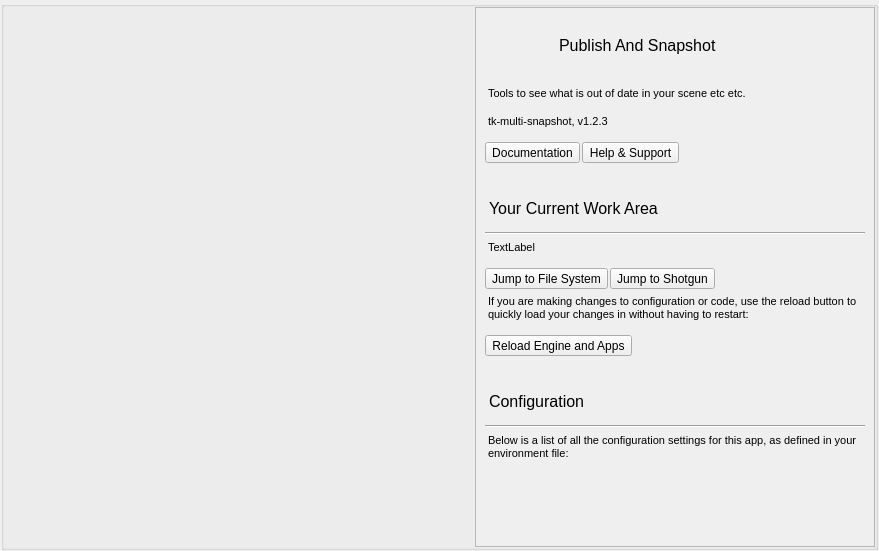
The window that python/tank/platform/qt/tank_dialog.ui (shotgunsoftware/tk-core) describes before a commit, drawn with Qt 5.
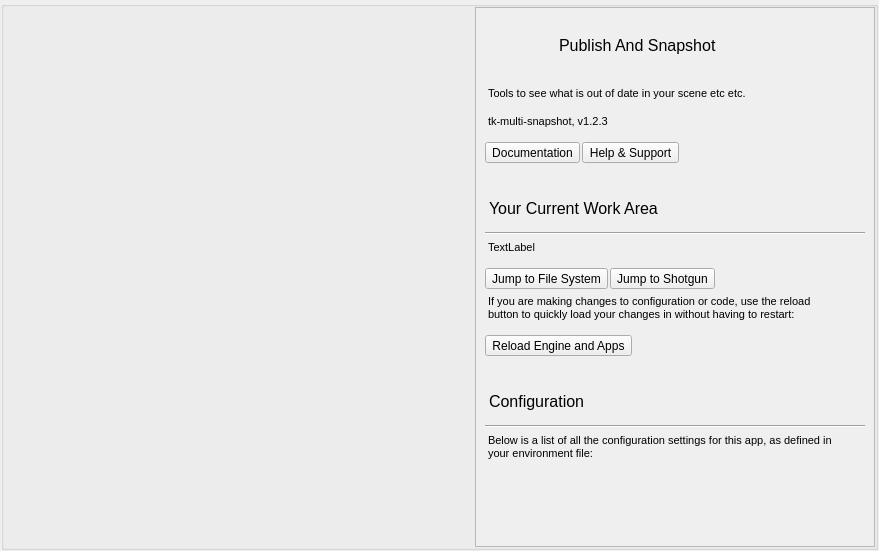
The same window after the commit. The open tabs and pages were chosen to show the change. Icons and pictures are not drawn.

Commit message:
#27811 Tweaks to UI sidebar layouts to handle when parameters are long.
Following QA of #27811, this adds a horizontal scrollbar to make sure
that long parameters without spaaces (e.g. template paths for example)
are displayed in a sensible fashion. Also makes some of the text
elements selectable which can be handy when you need to cut and paste
info out of the dialog.

What changed in the file:
```diff
--- a/python/tank/platform/qt/tank_dialog.ui
+++ b/python/tank/platform/qt/tank_dialog.ui
@@ -304,9 +304,6 @@
 }
 </string>
             </property>
-            <property name="horizontalScrollBarPolicy">
-             <enum>Qt::ScrollBarAlwaysOff</enum>
-            </property>
             <property name="widgetResizable">
              <bool>true</bool>
             </property>
@@ -375,6 +372,12 @@
               </item>
               <item>
                <widget class="QLabel" name="app_description">
+                <property name="maximumSize">
+                 <size>
+                  <width>350</width>
+                  <height>16777215</height>
+                 </size>
+                </property>
                 <property name="text">
                  <string>Tools to see what is out of date in your scene etc etc.</string>
                 </property>
@@ -468,6 +471,12 @@
               </item>
               <item>
                <widget class="QLabel" name="app_work_area_info">
+                <property name="maximumSize">
+                 <size>
+                  <width>350</width>
+                  <height>16777215</height>
+                 </size>
+                </property>
                 <property name="text">
                  <string>TextLabel</string>
                 </property>
@@ -512,6 +521,12 @@
               </item>
               <item>
                <widget class="QLabel" name="app_work_area_info_2">
+                <property name="maximumSize">
+                 <size>
+                  <width>350</width>
+                  <height>16777215</height>
+                 </size>
+                </property>
                 <property name="text">
                  <string>If you are making changes to configuration or code, use the reload button to quickly load your changes in without having to restart:</string>
                 </property>
@@ -547,6 +562,12 @@
               </item>
               <item>
                <widget class="QLabel" name="config_label">
+                <property name="maximumSize">
+                 <size>
+                  <width>350</width>
+                  <height>16777215</height>
+                 </size>
+                </property>
                 <property name="text">
                  <string>Below is a list of all the configuration settings for this app, as defined in your environment file:</string>
                 </property>
```
The commit also changes 3 other files.
